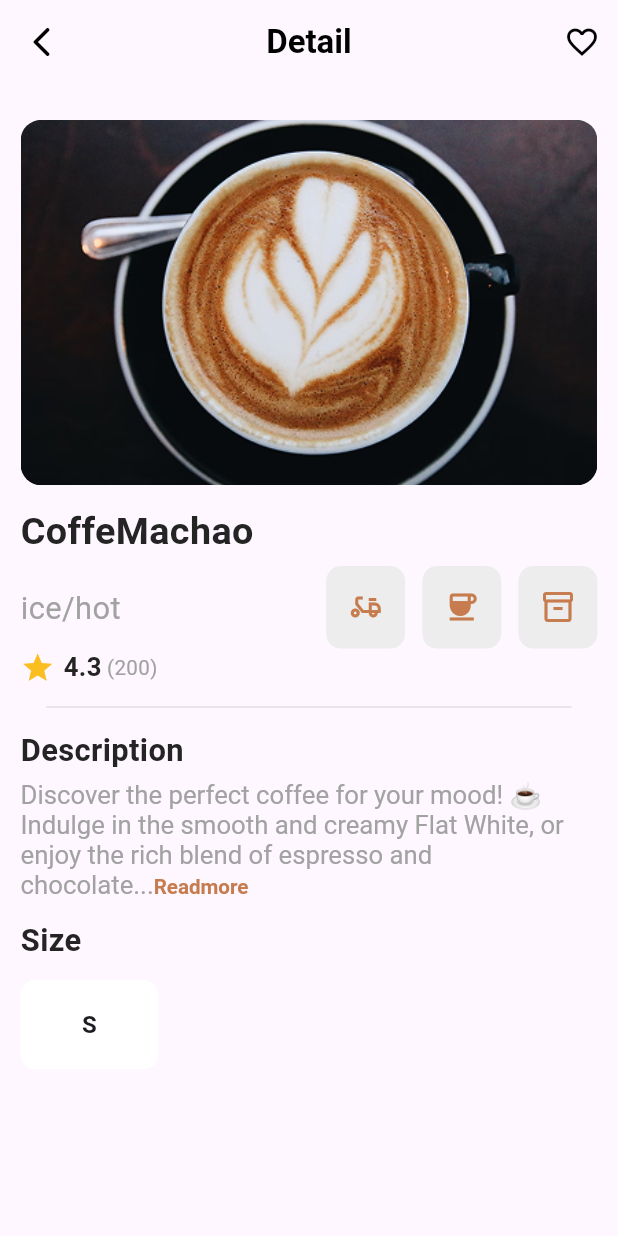
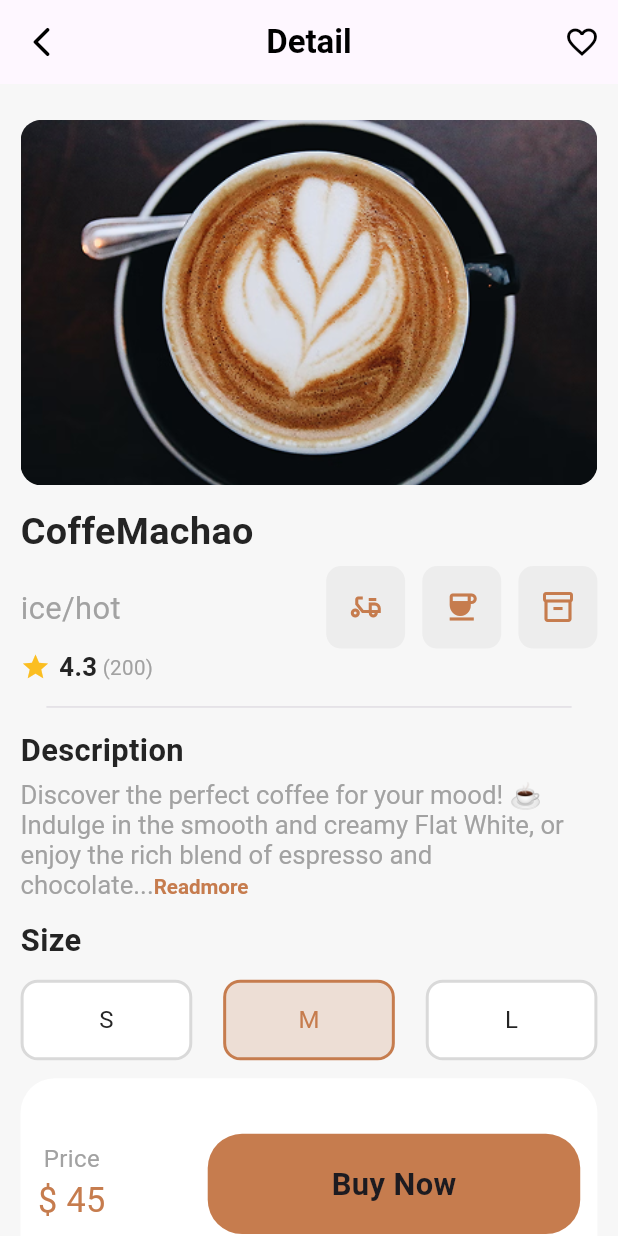
Before and after one commit to Hussain-Shadab/CS, a Flutter app: the screen it shows after launch, on a phone screen of 412 x 824 dp. Run offline on Flutter 3.47's test engine with Material 3 defaults, Android fonts, the phone set to English and light mode, and no system bars; our stand-ins replace flutter_screenutil.

Commit message:
item Deatil screen 85% completed

```diff
--- a/lib/resources/component/custom_text.dart
+++ b/lib/resources/component/custom_text.dart
@@ -29,7 +29,7 @@ class CustomText extends StatelessWidget {
   const CustomText({
     Key? key,
     required this.text,
-    this.subTitle,
+    this. subTitle,
     this.style,
     this.textAlign,
     this.maxLines,
--- a/lib/view/item_detail_screen.dart
+++ b/lib/view/item_detail_screen.dart
@@ -1,4 +1,3 @@
-
 import 'package:coffee_shop/resources/component/custom_button.dart';
 import 'package:coffee_shop/resources/component/custom_text.dart';
 import 'package:coffee_shop/resources/constant/images.dart';
@@ -10,11 +9,11 @@ import 'package:flutter_screenutil/flutter_screenutil.dart';
 import '../resources/constant/colors.dart';
 
 class ItemDetailScreen extends StatefulWidget {
-  final Color ? color;
+  final Color? color;
   const ItemDetailScreen({
-    Key?key,
+    Key? key,
     this.color,
-}): super(key: key);
+  }) : super(key: key);
 
   @override
   State<ItemDetailScreen> createState() => _ItemDetailScreenState();
@@ -22,53 +21,84 @@ class ItemDetailScreen extends StatefulWidget {
 
 class _ItemDetailScreenState extends State<ItemDetailScreen> {
   bool isExpanded = false;
+  String selectedSize = 'M';
+
+  void _selectedSize(String size) {
+    setState(() {
+      selectedSize = size;
+    });
+  }
+
   @override
   Widget build(BuildContext context) {
-    String fullText= 'Discover the perfect coffee for your mood! ☕ Indulge in the smooth and creamy Flat White, or enjoy the rich blend of espresso and chocolate in Mocha Fusi. For a bold kick, try Coffee Machao, a flavorful Macchiato, or savor the delicate taste of Coffee Pana, a classic latte. If you are looking for something unique, the Latte Special offers a signature twist to your coffee experience. No matter your choice, every sip is crafted to perfection! ✨,';
-    String shortText = fullText.substring(0,139);
+    String fullText =
+        'Discover the perfect coffee for your mood! ☕ Indulge in the smooth and creamy Flat White, or enjoy the rich blend of espresso and chocolate in Mocha Fusi. For a bold kick, try Coffee Machao, a flavorful Macchiato, or savor the delicate taste of Coffee Pana, a classic latte. If you are looking for something unique, the Latte Special offers a signature twist to your coffee experience. No matter your choice, every sip is crafted to perfection! ✨,';
+    String shortText = fullText.substring(0, 139);
     return Scaffold(
+      backgroundColor: AppColors.greyColor.withOpacity(0.2),
       appBar: AppBar(
         centerTitle: true,
-        leading: Icon(Icons.arrow_back_ios_rounded,color: AppColors.blackColor,),
-        title: CustomText(text: 'Detail',style: TextStyle(color: AppColors.blackColor,fontWeight: FontWeight.w600),),
+        leading: Icon(
+          Icons.arrow_back_ios_rounded,
+          color: AppColors.blackColor,
+        ),
+        title: CustomText(
+          text: 'Detail',
+          style: TextStyle(
+              color: AppColors.blackColor, fontWeight: FontWeight.w600),
+        ),
         actions: [
-
           Padding(
             padding: const EdgeInsets.only(right: 12),
-          child: Icon(Icons.favorite_border_outlined,color: AppColors.blackColor,),
+            child: Icon(
+              Icons.favorite_border_outlined,
+              color: AppColors.blackColor,
+            ),
           )
         ],
       ),
-      body: Container(
+      body: SingleChildScrollView(
+        scrollDirection: Axis.vertical,
+        child: Container(
           // alignment: Alignment.topLeft,
           margin: EdgeInsets.symmetric(horizontal: 12.r),
           child: Column(
             crossAxisAlignment: CrossAxisAlignment.start,
             children: [
-            SizedBox(height: 20.h,),
+              SizedBox(
+                height: 20.h,
+              ),
               Container(
                   height: 204.h,
                   width: double.infinity,
-
                   child: ClipRRect(
                       borderRadius: BorderRadius.circular(12.r),
-                    child: Image.asset(AppImages.coffeeMachao,height: 205.h,fit: BoxFit.cover,))),
-            SizedBox(height: 10.h,),
-            CustomText(text: 'CoffeMachao',
+                      child: Image.asset(
+                        AppImages.coffeeMachao,
+                        height: 205.h,
+                        fit: BoxFit.cover,
+                      ))),
+              SizedBox(
+                height: 10.h,
+              ),
+              CustomText(
+                text: 'CoffeMachao',
                 style: TextStyle(
                   color: AppColors.titleTextColor,
                   fontSize: 22.sp,
                   fontWeight: FontWeight.w600,
-              ),),
-            SizedBox(height: 5.h,),
+                ),
+              ),
+              SizedBox(
+                height: 5.h,
+              ),
               Row(
                 mainAxisAlignment: MainAxisAlignment.spaceBetween,
                 children: [
-                CustomText(text: 'ice/hot',
+                  CustomText(
+                    text: 'ice/hot',
                     style: TextStyle(
-                  color: AppColors.subTitleTextColor,
-                  fontSize: 18.sp
-                ),
+                        color: AppColors.subTitleTextColor, fontSize: 18.sp),
                   ),
                   Row(
                     // mainAxisAlignment: MainAxisAlignment.spaceAround,
@@ -79,70 +109,89 @@ centerTitle: true,
                           backgroundColor: AppColors.secondaryColor,
                           // iconData: Icons.delivery_dining_outlined,textColor: AppColors.primaryColor,
                           iconData: null,
-                    child:Transform.flip(
+                          child: Transform.flip(
                             flipX: true,
                             // alignment: Alignment.center,
                             // transform: Matrix4.rotationY(3.20),
-                    child: Icon(Icons.delivery_dining_outlined,color: AppColors.primaryColor,),
-                    )
+                            child: Icon(
+                              Icons.delivery_dining_outlined,
+                              color: AppColors.primaryColor,
                             ),
-                  SizedBox(width: 10.w,),
+                          )),
+                      SizedBox(
+                        width: 10.w,
+                      ),
                       CustomButton(
                         height: 46.h,
                         width: 46.w,
                         backgroundColor: AppColors.secondaryColor,
-                    iconData: Icons.coffee,textColor: AppColors.primaryColor,
+                        iconData: Icons.coffee,
+                        textColor: AppColors.primaryColor,
                       ),
-                    SizedBox(width: 10.w,),
+                      SizedBox(
+                        width: 10.w,
+                      ),
                       CustomButton(
                         height: 46.h,
                         width: 46.w,
                         backgroundColor: AppColors.secondaryColor,
-                    iconData: Icons.inventory_2_outlined,textColor: AppColors.primaryColor,
+                        iconData: Icons.inventory_2_outlined,
+                        textColor: AppColors.primaryColor,
                       ),
-                ],)
+                    ],
+                  )
                 ],
               ),
               Row(
                 children: [
-                Icon(Icons.star_outlined,
+                  Icon(
+                    Icons.star_outlined,
                     color: AppColors.ratingStarColor,
-                  size: 20.r,
+                    size: 20,
                   ),
-                SizedBox(width: 5.w,),
-                CustomText(text: '4.3',
+                  SizedBox(
+                    width: 5.w,
+                  ),
+                  CustomText(
+                    text: '4.3',
                     style: TextStyle(
                         color: AppColors.titleTextColor,
                         fontSize: 15.sp,
-                  fontWeight: FontWeight.w600
+                        fontWeight: FontWeight.w600),
                   ),
+                  SizedBox(
+                    width: 3.w,
                   ),
-                SizedBox(width: 3.w,),
-                CustomText(text: '(200)',
+                  CustomText(
+                    text: '(200)',
                     style: TextStyle(
                       color: AppColors.subTitleTextColor,
                       fontSize: 12.sp,
-
                     ),
                   )
                 ],
               ),
-            SizedBox(height: 5.h,),
+              SizedBox(
+                height: 5.h,
+              ),
               Divider(
                 thickness: 0.5,
                 indent: 15.sp,
                 endIndent: 15.sp,
               ),
-            SizedBox(height: 5.h,),
-            CustomText(text: 'Description',
+              SizedBox(
+                height: 5.h,
+              ),
+              CustomText(
+                text: 'Description',
                 style: TextStyle(
                     color: AppColors.titleTextColor,
                     fontSize: 18.sp,
-              fontWeight: FontWeight.w600
-
+                    fontWeight: FontWeight.w600),
               ),
+              SizedBox(
+                height: 5.h,
               ),
-            SizedBox(height: 5.h,),
               RichText(
                   text: TextSpan(
                       style: TextStyle(
@@ -151,44 +200,137 @@ centerTitle: true,
                       ),
                       children: [
                     TextSpan(
-                  text: isExpanded ? fullText :'$shortText...',
+                      text: isExpanded ? fullText : '$shortText...',
                     ),
-
                     TextSpan(
-                  text:  isExpanded ? 'Readless' : 'Readmore',
+                        text: isExpanded ? 'Readless' : 'Readmore',
                         style: TextStyle(
                           color: AppColors.primaryColor,
                           fontSize: 12.sp,
-                    fontWeight:FontWeight.bold,
+                          fontWeight: FontWeight.bold,
                         ),
                         recognizer: TapGestureRecognizer()
-                    ..onTap=(){
+                          ..onTap = () {
                             setState(() {
                               isExpanded = !isExpanded;
                             });
-                    }
-                )
-              ]
-            )),
-            SizedBox(height: 10.h,),
-            CustomText(text: 'Size',
+                          })
+                  ])),
+              SizedBox(
+                height: 10.h,
+              ),
+              CustomText(
+                text: 'Size',
                 style: TextStyle(
                     color: AppColors.titleTextColor,
-              fontSize:18.sp,
-              fontWeight: FontWeight.w600
+                    fontSize: 18.sp,
+                    fontWeight: FontWeight.w600),
+              ),
+              SizedBox(
+                height: 10.h,
+              ),
+              Row(
+                mainAxisAlignment: MainAxisAlignment.spaceBetween,
+                children: [
+                  SizeButtons(
+                      label: 'S',
+                      isSelected: selectedSize == 'S',
+                      onTap: () => _selectedSize('S')),
+                  SizeButtons(
+                    label: 'M',
+                    isSelected: selectedSize == 'M',
+                    onTap: () => _selectedSize('M'),
+                  ),
+                  SizeButtons(
+                      label: 'L',
+                      isSelected: selectedSize == 'L',
+                      onTap: () => _selectedSize('L'))
+                ],
+              ),
+              SizedBox(height: 10.h,),
+              Container(
+                height: 118.h,
+                width: 375.w,
+                decoration: BoxDecoration(
+                  color: AppColors.whiteColor,
+                  borderRadius: BorderRadius.all(Radius.circular(20.sp)),
+                ),
+                child: Padding(padding: EdgeInsets.all(10.sp),
+                child: Row(
+                  mainAxisAlignment: MainAxisAlignment.spaceBetween,
+                  children: [
+                    Column(
+                      mainAxisAlignment: MainAxisAlignment.center,
+                      children: [
+                        CustomText(text: 'Price',fontSize: 14.sp,color: AppColors.subTitleTextColor,),
+                      CustomText(text: '\$ 45',fontSize: 20.sp,color: AppColors.primaryColor,),
+
+                      ],
+                    ),
+                    GestureDetector(
+                      child: CustomButton(
+                        borderRadius: BorderRadius.circular(20.r),
+                        height: 56.h,
+                        width: 217.w,
+                        text: 'Buy Now',
+                        iconColor: AppColors.whiteColor,
+                        fontSize: 18.sp,
+                        fontWeight: FontWeight.bold,
+                        textColor: AppColors.whiteColor,
+
+                      ),
+                    )
+                  ],
                 ),
                 ),
-            SizedBox(height: 10.h,),
-            CustomButton(
-              text: 'S',
-              backgroundColor:  AppColors.whiteColor,
-              height: 50.h,
-              width: 80.w,
+
               )
 
             ],
           ),
         ),
+      ),
     );
   }
 }
+
+class SizeButtons extends StatelessWidget {
+  final String label;
+  final bool isSelected;
+  final VoidCallback onTap;
+  const SizeButtons(
+      {Key? key,
+      required this.label,
+      required this.isSelected,
+      required this.onTap})
+      : super(key: key);
+
+  @override
+  Widget build(BuildContext context) {
+    return GestureDetector(
+      onTap: onTap,
+      child: Container(
+        height: 45.h,
+        width: 100.w,
+        alignment: Alignment.center,
+        decoration: BoxDecoration(
+            color: isSelected
+                ? AppColors.primaryColor.withOpacity(0.2)
+                : AppColors.whiteColor,
+            borderRadius: BorderRadius.circular(10.r),
+            border: Border.all(
+                color:
+                    isSelected ? AppColors.primaryColor : AppColors.greyColor,
+                width: 2)),
+        child: Text(
+          label,
+          style: TextStyle(
+              color: isSelected
+                  ? AppColors.primaryColor
+                  : AppColors.titleTextColor,
+              fontSize: 14.sp),
+        ),
+      ),
+    );
+  }
+}
```
Lines whose indentation alone changed are shown as unchanged.
